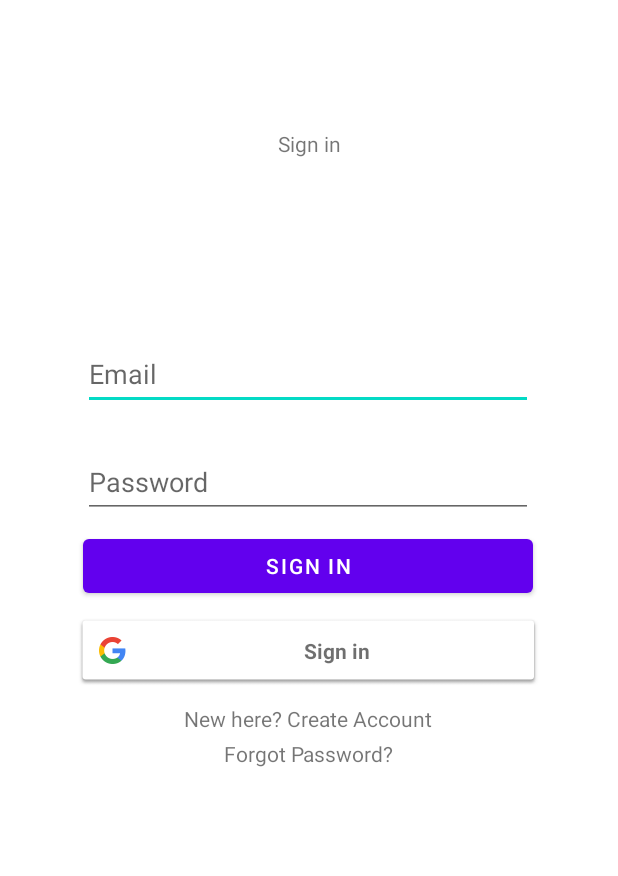
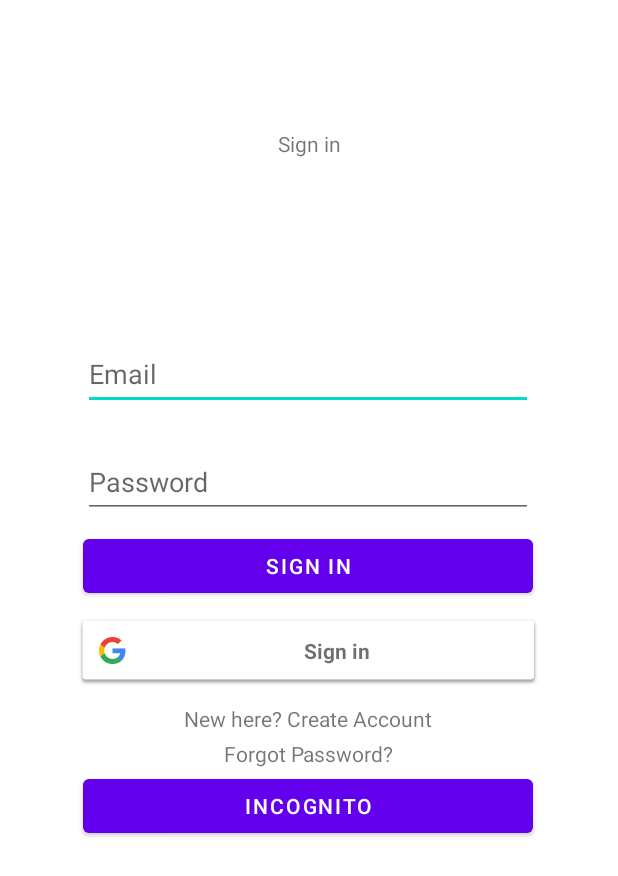
Before and after one commit to kolan4ick/NewsBlender, an Android app: the screen it shows after launch (LoginActivity), on a phone screen of 412 x 824 dp. Shown: the top 876 px of the screen. Run offline under Robolectric (Android 15) with nearby library versions, the phone set to English and light mode, and no system bars; our stand-ins replace Firebase (no records; nobody signed in at launch, a user with empty details on screens opened directly).

Commit message:
Ну вроді інкогніто.

```diff
--- a/app/src/main/java/com/example/newsblender/LoginActivity.java
+++ b/app/src/main/java/com/example/newsblender/LoginActivity.java
@@ -42,6 +42,7 @@ public class LoginActivity extends AppCompatActivity {
     private TextView mPassForgotTextView;
     private Button mSignInButton;
     private SignInButton mSignInButtonGoogle;
+    private Button mSignInButtonIncognito;
     private ProgressBar mProgressBar;
     private FirebaseAuth fAuth;
     private GoogleSignInClient mSignInClient;
@@ -63,6 +64,7 @@ public class LoginActivity extends AppCompatActivity {
             mPassForgotTextView = findViewById(R.id.pass_forgot_textview);
             mSignInButton = findViewById(R.id.sign_in_button);
             mSignInButtonGoogle = findViewById(R.id.sign_in_google_button);
+            mSignInButtonIncognito = findViewById(R.id.sign_in_incognito);
             mProgressBar = findViewById(R.id.progressBar);
             fAuth = FirebaseAuth.getInstance();
 
@@ -77,6 +79,17 @@ public class LoginActivity extends AppCompatActivity {
                     .build();
 
             mSignInClient = GoogleSignIn.getClient(this, gso);
+
+            mSignInButtonIncognito.setOnClickListener(view -> {
+                mProgressBar.setVisibility(View.VISIBLE);
+
+                fAuth.signInAnonymously().addOnCompleteListener(this, task -> {
+                    if (task.isSuccessful()) {
+                        Toast.makeText(LoginActivity.this, "Logged in Successfully", Toast.LENGTH_SHORT).show();
+                        startActivity(new Intent(getApplicationContext(), MainActivity.class));
+                    }
+                });
+            });
 
             mSignInButton.setOnClickListener(view -> {
 
--- a/app/src/main/res/layout/activity_login.xml
+++ b/app/src/main/res/layout/activity_login.xml
@@ -16,7 +16,7 @@
         app:layout_constraintEnd_toEndOf="parent"
         app:layout_constraintStart_toStartOf="parent"
         app:layout_constraintTop_toBottomOf="@+id/pass_forgot_textview"
-            app:layout_constraintVertical_bias="0.349" />
+        app:layout_constraintVertical_bias="0.597" />
 
     <EditText
             android:layout_width="300dp"
@@ -108,4 +108,15 @@
             android:layout_marginTop="8dp"
             app:layout_constraintHorizontal_bias="0.495" />
 
+    <Button
+        android:id="@+id/sign_in_incognito"
+        android:layout_width="300dp"
+        android:layout_height="48dp"
+        android:layout_marginTop="168dp"
+        android:text="@string/incognito"
+        app:layout_constraintEnd_toEndOf="parent"
+        app:layout_constraintHorizontal_bias="0.495"
+        app:layout_constraintStart_toStartOf="parent"
+        app:layout_constraintTop_toBottomOf="@+id/password_input_sign_in" />
+
 </androidx.constraintlayout.widget.ConstraintLayout>
```
Lines whose indentation alone changed are shown as unchanged.
